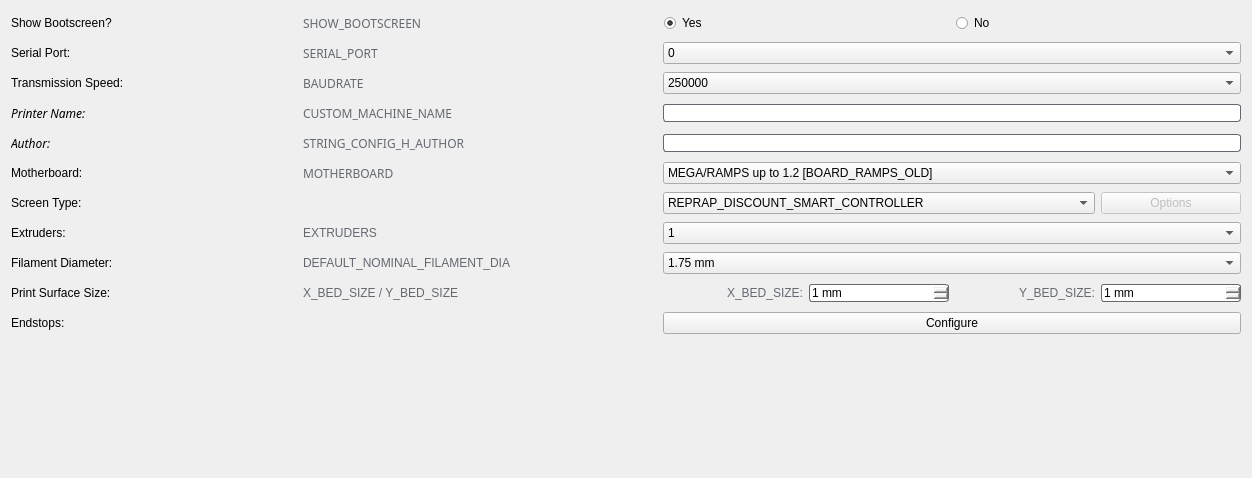
This is BasicsPage.ui in SimonBuxx/iloop-marlin-configurator as Qt 5 draws it before an edit. The edited form follows.
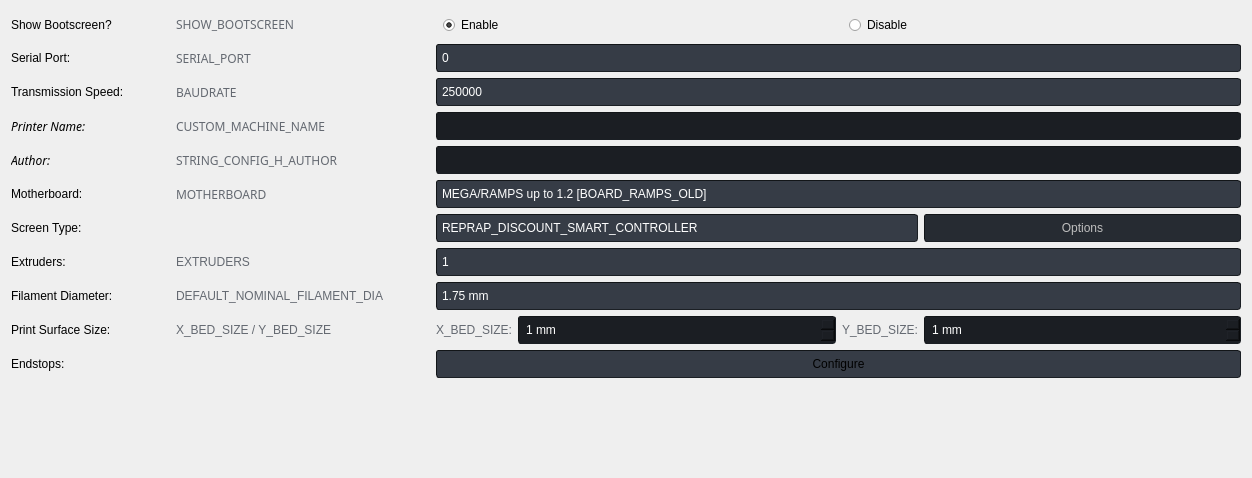
This is the edited form. Icons and pictures are not drawn.

```diff
--- a/BasicsPage.ui
+++ b/BasicsPage.ui
@@ -21,13 +21,61 @@
   </property>
   <property name="styleSheet">
    <string notr="true">QWidget {
-	font-family: &quot;Source Code Pro&quot;;
+        font-family: &quot;Source Sans Pro&quot;;
+}
+
+QPushButton {
+	background: rgb(54, 60, 70);
+    border: 1px inset rgb(18, 21, 24);
+	border-radius: 3px;
+	padding: 6px;
+}
+
+QPushButton:disabled {
+   background: rgb(38, 43, 50);
+}
+
+QPushButton:hover {
+    border: 1px solid rgb(100, 105, 113);
+}
+
+QPushButton:focus {
+	border: 1px solid rgb(76, 157, 255);
+}
+
+QComboBox {
+	color: white;
+	background: rgb(54, 60, 70);
+    border: 1px inset rgb(18, 21, 24);
+	border-radius: 3px;
+	padding: 5px;
+}
+
+QComboBox:hover {
+    border: 1px solid rgb(100, 105, 113);
+}
+
+QComboBox:focus {
+	border: 1px solid rgb(76, 157, 255);
+}
+
+QComboBox::drop-down {
+	border: none;
+}
+
+QComboBox::down-arrow {
+	image: url(&quot;:/resources/arrow_drop_down_FILL0_wght400_GRAD0_opsz20_white.svg&quot;);
+ 	width: 6px;
+	margin-right: 4px;
+	margin-bottom: 2px;
 }
 
 QLineEdit {
 	color: white;
-    border: 1px solid rgb(100, 105, 113);
+	background: rgb(27, 30, 35);
+    border: 1px inset rgb(18, 21, 24);
 	border-radius: 3px;
+	padding: 5px;
 }
 
 QLineEdit:hover {
@@ -35,7 +83,17 @@
 }
 
 QLineEdit:focus {
-	border: 1px solid white;
+	border: 1px solid rgb(76, 157, 255);
+}
+
+QRadioButton {
+	padding: 5px;
+	border: 1px solid transparent;
+	border-radius: 3px;
+}
+
+QRadioButton::hover {
+	border: 1px solid rgb(54, 60, 70);
 }
 
 QRadioButton::indicator {
@@ -56,8 +114,11 @@
 }
 
 QAbstractSpinBox {
-	border: 1px solid rgb(100, 105, 113);
+	color: white;
+	background: rgb(27, 30, 35);
+    border: 1px inset rgb(18, 21, 24);
 	border-radius: 3px;
+	padding: 5px;
 }
 
 QAbstractSpinBox:hover {
@@ -71,15 +132,15 @@
 QAbstractSpinBox::up-button {
 	image: url(&quot;:/resources/arrow_drop_up_FILL0_wght400_GRAD0_opsz20_white.svg&quot;);
  	width: 6px;
-	margin-right: 4px;
-	margin-top: 2px;
+	margin-right: 6px;
+	margin-top: 4px;
 }
 
 QAbstractSpinBox::down-button {
 	image: url(&quot;:/resources/arrow_drop_down_FILL0_wght400_GRAD0_opsz20_white.svg&quot;);
  	width: 6px;
-	margin-right: 4px;
-	margin-bottom: 2px;
+	margin-right: 6px;
+	margin-bottom: 4px;
 }
 
 QAbstractSpinBox::up-button:disabled,
@@ -296,7 +357,7 @@
      </property>
      <property name="font">
       <font>
-       <family>Source Code Pro</family>
+       <family>Source Sans Pro</family>
       </font>
      </property>
      <property name="styleSheet">
@@ -316,6 +377,12 @@
    </item>
    <item row="10" column="5">
     <widget class="QSpinBox" name="uXBedSizeBox">
+     <property name="sizePolicy">
+      <sizepolicy hsizetype="Expanding" vsizetype="Fixed">
+       <horstretch>0</horstretch>
+       <verstretch>0</verstretch>
+      </sizepolicy>
+     </property>
      <property name="suffix">
       <string> mm</string>
      </property>
@@ -334,7 +401,7 @@
     <widget class="QLabel" name="label_2">
      <property name="font">
       <font>
-       <family>Source Code Pro</family>
+       <family>Source Sans Pro</family>
        <italic>true</italic>
       </font>
      </property>
@@ -540,6 +607,12 @@
    </item>
    <item row="10" column="7">
     <widget class="QSpinBox" name="uYBedSizeBox">
+     <property name="sizePolicy">
+      <sizepolicy hsizetype="Expanding" vsizetype="Fixed">
+       <horstretch>0</horstretch>
+       <verstretch>0</verstretch>
+      </sizepolicy>
+     </property>
      <property name="styleSheet">
       <string notr="true"/>
      </property>
@@ -576,7 +649,7 @@
    <item row="1" column="4" colspan="2">
     <widget class="QRadioButton" name="uShowBootscreenTrue">
      <property name="text">
-      <string>Yes</string>
+      <string>Enable</string>
      </property>
      <property name="checked">
       <bool>true</bool>
@@ -874,7 +947,7 @@
      </property>
      <property name="font">
       <font>
-       <family>Source Code Pro</family>
+       <family>Source Sans Pro</family>
       </font>
      </property>
      <property name="styleSheet">
@@ -1095,7 +1168,7 @@
      </property>
      <property name="font">
       <font>
-       <family>Source Code Pro</family>
+       <family>Source Sans Pro</family>
       </font>
      </property>
      <property name="styleSheet">
@@ -1116,7 +1189,7 @@
    <item row="1" column="6" colspan="2">
     <widget class="QRadioButton" name="uShowBootscreenFalse">
      <property name="text">
-      <string>No</string>
+      <string>Disable</string>
      </property>
      <attribute name="buttonGroup">
       <string notr="true">buttonGroup</string>
@@ -1125,6 +1198,9 @@
    </item>
    <item row="3" column="4" colspan="4">
     <widget class="QComboBox" name="uBaudrateBox">
+     <property name="styleSheet">
+      <string notr="true"/>
+     </property>
      <property name="currentIndex">
       <number>6</number>
      </property>
@@ -1422,7 +1498,7 @@
      </property>
      <property name="font">
       <font>
-       <family>Source Code Pro</family>
+       <family>Source Sans Pro</family>
       </font>
      </property>
      <property name="styleSheet">
@@ -1690,7 +1766,7 @@
      </property>
      <property name="font">
       <font>
-       <family>Source Code Pro</family>
+       <family>Source Sans Pro</family>
       </font>
      </property>
      <property name="styleSheet">
@@ -1712,7 +1788,7 @@
     <widget class="QLabel" name="label_7">
      <property name="font">
       <font>
-       <family>Source Code Pro</family>
+       <family>Source Sans Pro</family>
        <italic>true</italic>
       </font>
      </property>
@@ -1944,7 +2020,7 @@
      </property>
      <property name="font">
       <font>
-       <family>Source Code Pro</family>
+       <family>Source Sans Pro</family>
       </font>
      </property>
      <property name="styleSheet">
```
Left out of the diff: 72 changed lines with no effect on the pictures.
